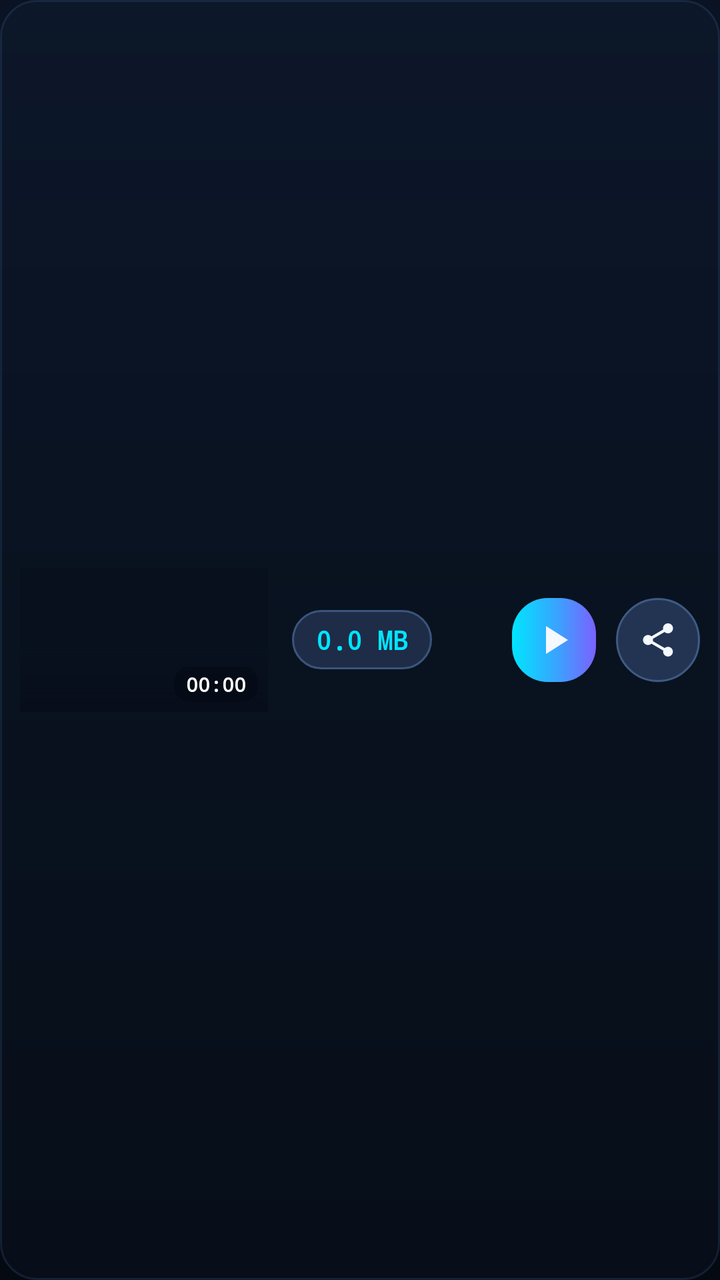
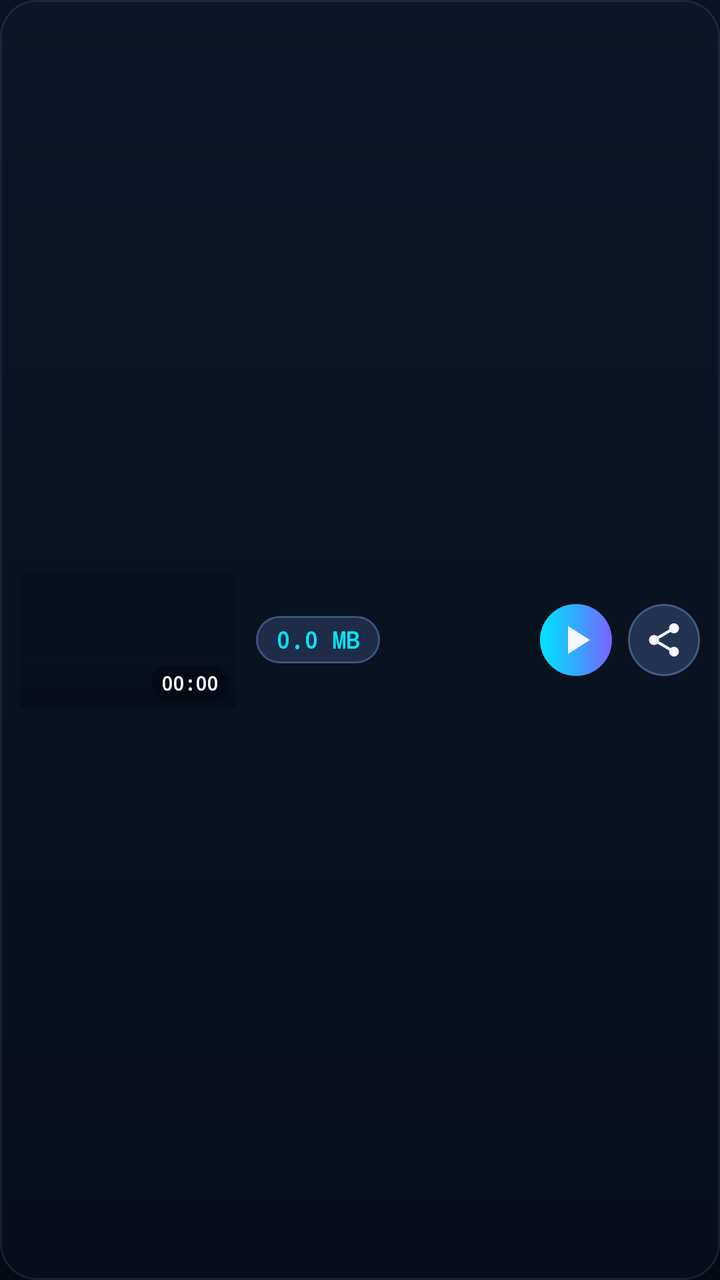

Compare the two renders of this Android layout. The source of the first and the diff that turns it into the second are given below.
<!-- AndroidManifest.xml: application theme Theme.VisionWatermark -->
<!-- res/layout/item_recent_export.xml -->
<?xml version="1.0" encoding="utf-8"?>
<LinearLayout xmlns:android="http://schemas.android.com/apk/res/android"
    android:layout_width="match_parent"
    android:layout_height="92dp"
    android:layout_marginBottom="12dp"
    android:background="@drawable/bg_glass_card"
    android:gravity="center_vertical"
    android:orientation="horizontal"
    android:padding="10dp">

    
    <FrameLayout
        android:layout_width="124dp"
        android:layout_height="72dp">

        <ImageView
            android:id="@+id/ivThumbnail"
            android:layout_width="match_parent"
            android:layout_height="match_parent"
            android:background="#08101E"
            android:contentDescription="Video thumbnail"
            android:scaleType="centerCrop" />

        <View
            android:layout_width="match_parent"
            android:layout_height="32dp"
            android:layout_gravity="bottom"
            android:background="@drawable/bg_thumb_gradient" />

        <TextView
            android:id="@+id/tvDurationBadge"
            android:layout_width="wrap_content"
            android:layout_height="wrap_content"
            android:layout_gravity="bottom|end"
            android:layout_margin="5dp"
            android:background="@drawable/bg_thumb_badge"
            android:fontFamily="monospace"
            android:paddingHorizontal="6dp"
            android:paddingVertical="2dp"
            android:text="00:00"
            android:textColor="#FFFFFF"
            android:textSize="10sp"
            android:textStyle="bold" />
    </FrameLayout>

    
    <FrameLayout
        android:layout_width="0dp"
        android:layout_height="match_parent"
        android:layout_weight="1"
        android:paddingHorizontal="12dp">

        <TextView
            android:id="@+id/tvSizeBadge"
            android:layout_width="wrap_content"
            android:layout_height="wrap_content"
            android:layout_gravity="center_vertical|start"
            android:background="@drawable/bg_pill_button"
            android:fontFamily="monospace"
            android:paddingHorizontal="12dp"
            android:paddingVertical="6dp"
            android:text="0.0 MB"
            android:textColor="@color/cyan_accent"
            android:textSize="13sp"
            android:textStyle="bold" />
    </FrameLayout>

    
    <ImageButton
        android:id="@+id/btnPlayItem"
        android:layout_width="42dp"
        android:layout_height="42dp"
        android:background="@drawable/bg_primary_gradient_btn"
        android:contentDescription="@string/play"
        android:padding="10dp"
        android:src="@drawable/ic_play" />

    <ImageButton
        android:id="@+id/btnShareItem"
        android:layout_width="42dp"
        android:layout_height="42dp"
        android:layout_marginStart="10dp"
        android:background="@drawable/bg_circle_icon_btn"
        android:contentDescription="@string/share"
        android:padding="10dp"
        android:src="@drawable/ic_share" />

</LinearLayout>
<!-- resources referenced by this layout -->
<resources>
  <color name="cyan_accent">#00E5FF</color>
  <!-- drawable bg_circle_icon_btn (drawable) -->
  <?xml version="1.0" encoding="utf-8"?>
  <ripple xmlns:android="http://schemas.android.com/apk/res/android"
      android:color="#3300E5FF">
      <item>
          <shape android:shape="oval">
              <solid android:color="#233452" />
              <stroke
                  android:width="1dp"
                  android:color="#3E5B85" />
          </shape>
      </item>
  </ripple>
  <!-- drawable bg_glass_card (drawable) -->
  <?xml version="1.0" encoding="utf-8"?>
  <shape xmlns:android="http://schemas.android.com/apk/res/android"
      android:shape="rectangle">
      <solid android:color="#1A243B5E" />
      <corners android:radius="18dp" />
      <stroke
          android:width="1dp"
          android:color="#2E5479B0" />
  </shape>
  <!-- drawable bg_pill_button (drawable) -->
  <?xml version="1.0" encoding="utf-8"?>
  <ripple xmlns:android="http://schemas.android.com/apk/res/android"
      android:color="#3300E5FF">
      <item>
          <shape android:shape="rectangle">
              <solid android:color="#1E2C47" />
              <corners android:radius="24dp" />
              <stroke
                  android:width="1dp"
                  android:color="#3A557D" />
          </shape>
      </item>
  </ripple>
  <!-- drawable bg_primary_gradient_btn (drawable) -->
  <?xml version="1.0" encoding="utf-8"?>
  <ripple xmlns:android="http://schemas.android.com/apk/res/android"
      android:color="#40FFFFFF">
      <item>
          <shape android:shape="rectangle">
              <gradient
                  android:angle="0"
                  android:startColor="#00E5FF"
                  android:centerColor="#35A8FF"
                  android:endColor="#7B61FF"
                  android:type="linear" />
              <corners android:radius="18dp" />
          </shape>
      </item>
  </ripple>
  <!-- drawable bg_thumb_badge (drawable) -->
  <?xml version="1.0" encoding="utf-8"?>
  <shape xmlns:android="http://schemas.android.com/apk/res/android"
      android:shape="rectangle">
      <solid android:color="#B3050A14" />
      <corners android:radius="8dp" />
  </shape>
  <!-- drawable bg_thumb_gradient (drawable) -->
  <?xml version="1.0" encoding="utf-8"?>
  <shape xmlns:android="http://schemas.android.com/apk/res/android">
      <gradient
          android:angle="270"
          android:startColor="#00000000"
          android:endColor="#CC060C18" />
  </shape>
  <!-- drawable ic_play (drawable) -->
  <vector xmlns:android="http://schemas.android.com/apk/res/android"
      android:width="24dp"
      android:height="24dp"
      android:viewportWidth="24"
      android:viewportHeight="24">
      <path
          android:fillColor="#F4F8FF"
          android:pathData="M8,5v14l11,-7z" />
  </vector>
  <string name="play">Play</string>
  <string name="share">Share</string>
  <style name="Theme.VisionWatermark" parent="Theme.Material3.Dark.NoActionBar">
          <item name="android:windowBackground">@drawable/bg_main_gradient</item>
          <item name="android:statusBarColor">@color/bg_obsidian</item>
          <item name="android:navigationBarColor">@color/bg_obsidian</item>
          <item name="colorPrimary">@color/cyan_accent</item>
          <item name="colorSecondary">@color/blue_accent</item>
          <item name="android:textColorPrimary">@color/text_primary</item>
          <item name="android:textColorSecondary">@color/text_secondary</item>
      </style>
  <!-- drawable bg_main_gradient (drawable) -->
  <?xml version="1.0" encoding="utf-8"?>
  <shape xmlns:android="http://schemas.android.com/apk/res/android">
      <gradient
          android:angle="270"
          android:startColor="#0A1324"
          android:centerColor="#070D19"
          android:endColor="#050912"
          android:type="linear" />
  </shape>
  <color name="bg_obsidian">#070D19</color>
  <color name="blue_accent">#4E7BFF</color>
  <color name="text_primary">#F4F8FF</color>
  <color name="text_secondary">#94A8C9</color>
  <!-- unchanged entries left out for length: 1 -->
</resources>

<!-- the commit's change to res/layout/item_recent_export.xml (unified diff, before → after) -->
@@ -1,17 +1,18 @@
 <?xml version="1.0" encoding="utf-8"?>
 <LinearLayout xmlns:android="http://schemas.android.com/apk/res/android"
     android:layout_width="match_parent"
-    android:layout_height="92dp"
-    android:layout_marginBottom="12dp"
+    android:layout_height="84dp"
+    android:layout_marginBottom="10dp"
     android:background="@drawable/bg_glass_card"
     android:gravity="center_vertical"
     android:orientation="horizontal"
-    android:padding="10dp">
+    android:paddingHorizontal="10dp"
+    android:paddingVertical="8dp">
 
     
     <FrameLayout
-        android:layout_width="124dp"
-        android:layout_height="72dp">
+        android:layout_width="108dp"
+        android:layout_height="68dp">
 
         <ImageView
             android:id="@+id/ivThumbnail"
@@ -23,7 +24,7 @@
 
         <View
             android:layout_width="match_parent"
-            android:layout_height="32dp"
+            android:layout_height="28dp"
             android:layout_gravity="bottom"
             android:background="@drawable/bg_thumb_gradient" />
 
@@ -32,14 +33,14 @@
             android:layout_width="wrap_content"
             android:layout_height="wrap_content"
             android:layout_gravity="bottom|end"
-            android:layout_margin="5dp"
+            android:layout_margin="4dp"
             android:background="@drawable/bg_thumb_badge"
             android:fontFamily="monospace"
-            android:paddingHorizontal="6dp"
+            android:paddingHorizontal="5dp"
             android:paddingVertical="2dp"
             android:text="00:00"
             android:textColor="#FFFFFF"
-            android:textSize="10sp"
+            android:textSize="9.5sp"
             android:textStyle="bold" />
     </FrameLayout>
 
@@ -48,7 +49,7 @@
         android:layout_width="0dp"
         android:layout_height="match_parent"
         android:layout_weight="1"
-        android:paddingHorizontal="12dp">
+        android:paddingHorizontal="10dp">
 
         <TextView
             android:id="@+id/tvSizeBadge"
@@ -57,32 +58,33 @@
             android:layout_gravity="center_vertical|start"
             android:background="@drawable/bg_pill_button"
             android:fontFamily="monospace"
-            android:paddingHorizontal="12dp"
-            android:paddingVertical="6dp"
+            android:singleLine="true"
+            android:paddingHorizontal="10dp"
+            android:paddingVertical="4dp"
             android:text="0.0 MB"
             android:textColor="@color/cyan_accent"
-            android:textSize="13sp"
+            android:textSize="11.5sp"
             android:textStyle="bold" />
     </FrameLayout>
 
     
     <ImageButton
         android:id="@+id/btnPlayItem"
-        android:layout_width="42dp"
-        android:layout_height="42dp"
+        android:layout_width="36dp"
+        android:layout_height="36dp"
         android:background="@drawable/bg_primary_gradient_btn"
         android:contentDescription="@string/play"
-        android:padding="10dp"
+        android:padding="8dp"
         android:src="@drawable/ic_play" />
 
     <ImageButton
         android:id="@+id/btnShareItem"
-        android:layout_width="42dp"
-        android:layout_height="42dp"
-        android:layout_marginStart="10dp"
+        android:layout_width="36dp"
+        android:layout_height="36dp"
+        android:layout_marginStart="8dp"
         android:background="@drawable/bg_circle_icon_btn"
         android:contentDescription="@string/share"
-        android:padding="10dp"
+        android:padding="8dp"
         android:src="@drawable/ic_share" />
 
 </LinearLayout>
